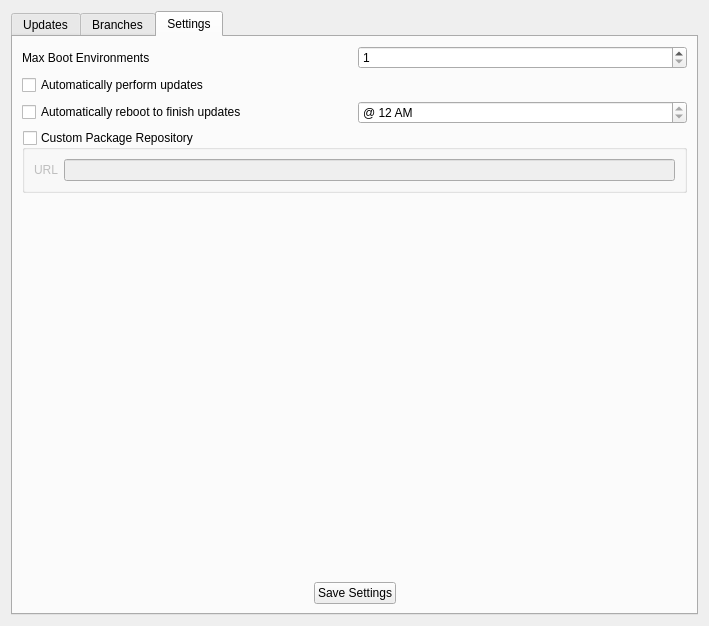
Above: src-qt5/gui_client/pages/page_updates.ui from trueos/sysadm-ui-qt before the change. Below: the same form after it.
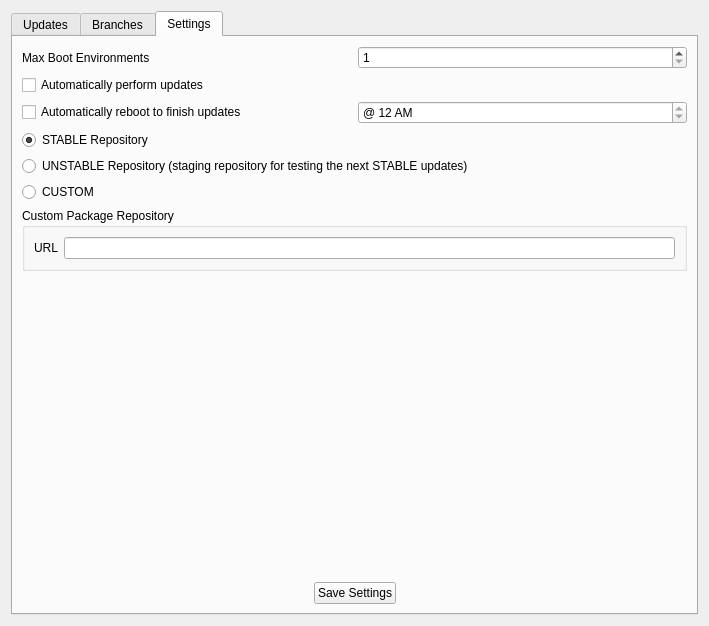
That is the form after the change. Icons and pictures are not drawn.

Commit message: Update the "updater" page within sysadm to know about the new STABLE/UNSTABLE/CUSTOM repository scheme for TrueOS.

Patch:
```diff
--- a/src-qt5/gui_client/pages/page_updates.ui
+++ b/src-qt5/gui_client/pages/page_updates.ui
@@ -462,13 +462,37 @@
          </item>
         </layout>
        </item>
+       <item>
+        <widget class="QRadioButton" name="radio_repo_stable">
+         <property name="text">
+          <string>STABLE Repository</string>
+         </property>
+         <property name="checked">
+          <bool>true</bool>
+         </property>
+        </widget>
+       </item>
+       <item>
+        <widget class="QRadioButton" name="radio_repo_unstable">
+         <property name="text">
+          <string>UNSTABLE Repository (staging repository for testing the next STABLE updates)</string>
+         </property>
+        </widget>
+       </item>
+       <item>
+        <widget class="QRadioButton" name="radio_repo_custom">
+         <property name="text">
+          <string>CUSTOM</string>
+         </property>
+        </widget>
+       </item>
        <item>
         <widget class="QGroupBox" name="group_settings_customrepo">
          <property name="title">
           <string>Custom Package Repository</string>
          </property>
          <property name="checkable">
-          <bool>true</bool>
+          <bool>false</bool>
          </property>
          <property name="checked">
           <bool>false</bool>
```
Left out of the diff: 2 changed lines with no effect on the pictures. The commit also changes 1 other file.
